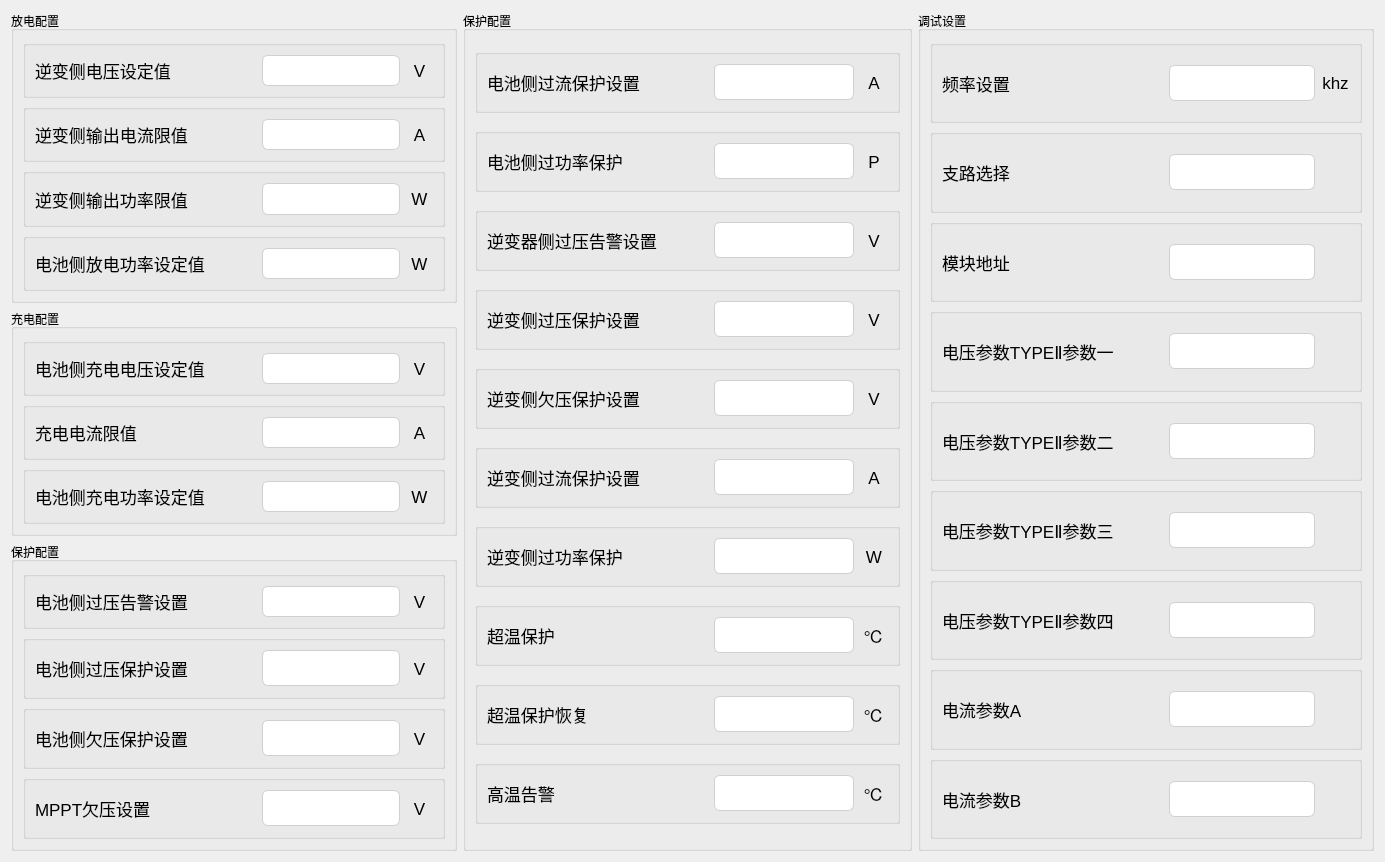
Curtain-Wang/ModbusApp, file tformconfig1.ui: the form before one commit.
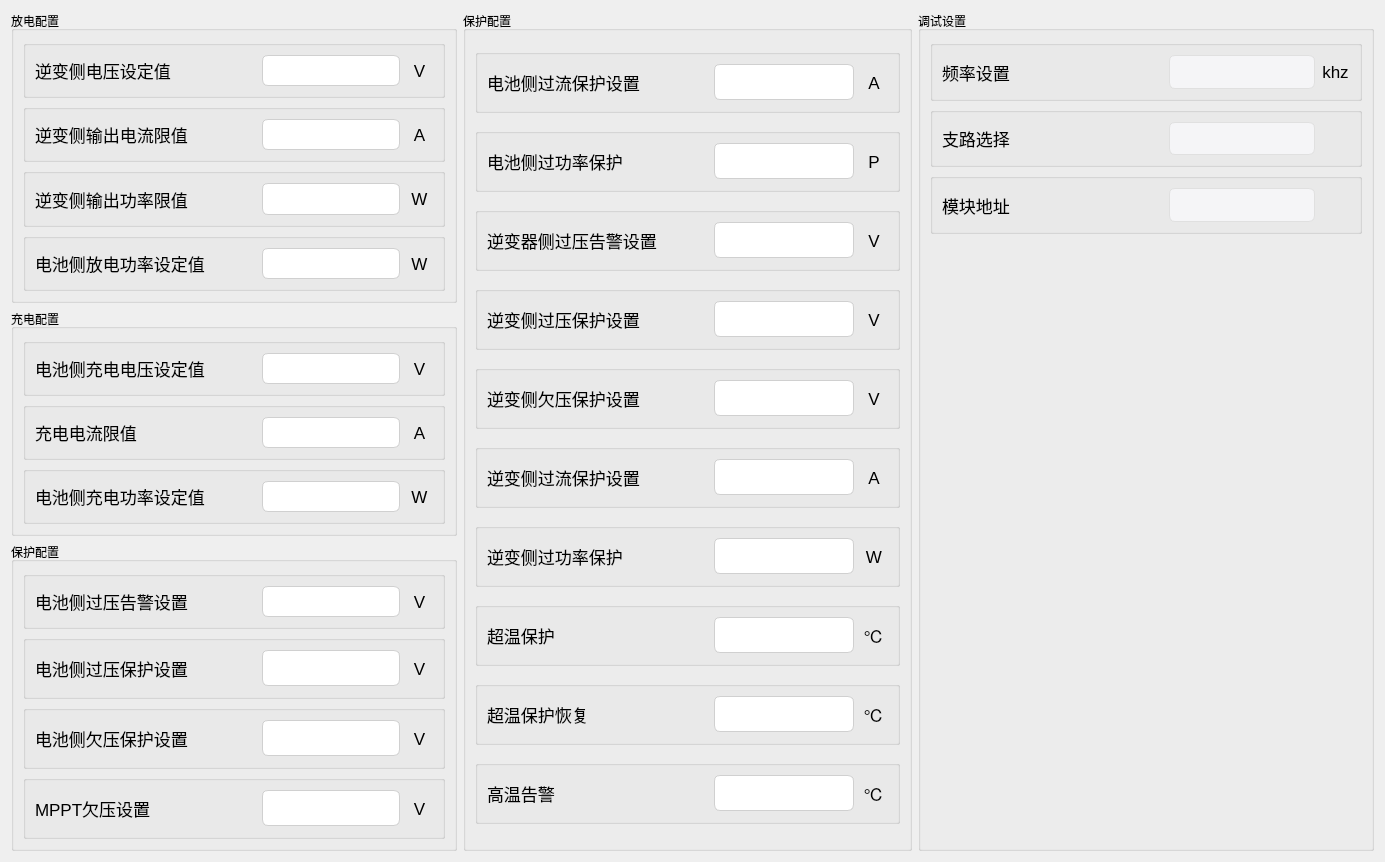
The form after the commit. Custom widgets are drawn as their Qt base class.

Patch:
```diff
--- a/tformconfig1.ui
+++ b/tformconfig1.ui
@@ -13,7 +13,7 @@
   <property name="windowTitle">
    <string>Form</string>
   </property>
-  <layout class="QGridLayout" name="gridLayout_2">
+  <layout class="QGridLayout" name="gridLayout">
    <item row="0" column="0">
     <layout class="QVBoxLayout" name="verticalLayout_5">
      <item>
@@ -2210,204 +2210,8 @@
      <property name="title">
       <string>调试设置</string>
      </property>
-     <layout class="QGridLayout" name="gridLayout">
-      <item row="4" column="0">
-       <widget class="QGroupBox" name="groupBox_29">
-        <property name="title">
-         <string/>
-        </property>
-        <layout class="QHBoxLayout" name="horizontalLayout_37" stretch="7,5,1">
-         <item>
-          <widget class="QLabel" name="label_73">
-           <property name="minimumSize">
-            <size>
-             <width>221</width>
-             <height>31</height>
-            </size>
-           </property>
-           <property name="font">
-            <font>
-             <pointsize>13</pointsize>
-            </font>
-           </property>
-           <property name="text">
-            <string>电压参数TYPEⅡ参数二</string>
-           </property>
-           <property name="alignment">
-            <set>Qt::AlignLeading|Qt::AlignLeft|Qt::AlignVCenter</set>
-           </property>
-          </widget>
-         </item>
-         <item>
-          <widget class="MyLineEdit" name="h17185">
-           <property name="enabled">
-            <bool>true</bool>
-           </property>
-           <property name="minimumSize">
-            <size>
-             <width>0</width>
-             <height>31</height>
-            </size>
-           </property>
-           <property name="styleSheet">
-            <string notr="true">QLineEdit {
-    /* 苹果风格的数据展示LineEdit */
-    border: 1px solid #D0D0D0;                  /* 浅灰色边框，模仿macOS的细边框 */
-    border-radius: 6px;                         /* 圆角，符合macOS设计 */
-    padding: 8px 12px;                         /* 内边距，提供舒适的阅读空间 */
-    background-color: #FFFFFF;                 /* 白色背景 */
-    color: #333333;                            /* 深灰色文字，提高可读性 */
-    font-family: &quot;SF Pro Text&quot;, &quot;Helvetica Neue&quot;, &quot;Lucida Grande&quot;, sans-serif; /* macOS系统字体栈 */
-    font-size: 14px;                           /* 默认字体大小 */
-    selection-background-color: #007AFF;       /* 选中文本高亮色 (macOS蓝色) */
-    selection-color: #FFFFFF;                  /* 选中文本颜色 (白色) */
-
-    /* 只读状态下的特殊样式 */
-    /* 注意：Qt中通常使用 setReadOnly(true) 来实现只读，但QSS可以定义其外观 */
-}
-
-/* 当LineEdit获得焦点时 (对于数据展示框，如果不需要焦点效果，可以省略或弱化) */
-QLineEdit:focus {
-    border: 1px solid #007AFF;                 /* 获得焦点时边框变为蓝色 */
-    /* 如果作为纯展示框，也可以移除焦点边框变化 */
-    /* border: 1px solid #D0D0D0; */
-}
-
-/* 禁用状态下的样式 (如果用于展示不可变数据) */
-QLineEdit:disabled {
-    background-color: #F5F5F7;                 /* macOS禁用元素背景色 */
-    color: #A0A0A0;                            /* 禁用文字颜色 */
-    border: 1px solid #E0E0E0;                 /* 禁用边框颜色 */
-}</string>
-           </property>
-           <property name="readOnly">
-            <bool>true</bool>
-           </property>
-          </widget>
-         </item>
-         <item>
-          <widget class="QLabel" name="label_74">
-           <property name="minimumSize">
-            <size>
-             <width>0</width>
-             <height>31</height>
-            </size>
-           </property>
-           <property name="font">
-            <font>
-             <pointsize>13</pointsize>
-            </font>
-           </property>
-           <property name="text">
-            <string/>
-           </property>
-           <property name="alignment">
-            <set>Qt::AlignCenter</set>
-           </property>
-          </widget>
-         </item>
-        </layout>
-       </widget>
-      </item>
-      <item row="5" column="0">
-       <widget class="QGroupBox" name="groupBox_30">
-        <property name="title">
-         <string/>
-        </property>
-        <layout class="QHBoxLayout" name="horizontalLayout_38" stretch="7,5,1">
-         <item>
-          <widget class="QLabel" name="label_75">
-           <property name="minimumSize">
-            <size>
-             <width>221</width>
-             <height>31</height>
-            </size>
-           </property>
-           <property name="font">
-            <font>
-             <pointsize>13</pointsize>
-            </font>
-           </property>
-           <property name="text">
-            <string>电压参数TYPEⅡ参数三</string>
-           </property>
-           <property name="alignment">
-            <set>Qt::AlignLeading|Qt::AlignLeft|Qt::AlignVCenter</set>
-           </property>
-          </widget>
-         </item>
-         <item>
-          <widget class="MyLineEdit" name="h17187">
-           <property name="enabled">
-            <bool>true</bool>
-           </property>
-           <property name="minimumSize">
-            <size>
-             <width>0</width>
-             <height>31</height>
-            </size>
-           </property>
-           <property name="styleSheet">
-            <string notr="true">QLineEdit {
-    /* 苹果风格的数据展示LineEdit */
-    border: 1px solid #D0D0D0;                  /* 浅灰色边框，模仿macOS的细边框 */
-    border-radius: 6px;                         /* 圆角，符合macOS设计 */
-    padding: 8px 12px;                         /* 内边距，提供舒适的阅读空间 */
-    background-color: #FFFFFF;                 /* 白色背景 */
-    color: #333333;                            /* 深灰色文字，提高可读性 */
-    font-family: &quot;SF Pro Text&quot;, &quot;Helvetica Neue&quot;, &quot;Lucida Grande&quot;, sans-serif; /* macOS系统字体栈 */
-    font-size: 14px;                           /* 默认字体大小 */
-    selection-background-color: #007AFF;       /* 选中文本高亮色 (macOS蓝色) */
-    selection-color: #FFFFFF;                  /* 选中文本颜色 (白色) */
-
-    /* 只读状态下的特殊样式 */
-    /* 注意：Qt中通常使用 setReadOnly(true) 来实现只读，但QSS可以定义其外观 */
-}
-
-/* 当LineEdit获得焦点时 (对于数据展示框，如果不需要焦点效果，可以省略或弱化) */
-QLineEdit:focus {
-    border: 1px solid #007AFF;                 /* 获得焦点时边框变为蓝色 */
-    /* 如果作为纯展示框，也可以移除焦点边框变化 */
-    /* border: 1px solid #D0D0D0; */
-}
-
-/* 禁用状态下的样式 (如果用于展示不可变数据) */
-QLineEdit:disabled {
-    background-color: #F5F5F7;                 /* macOS禁用元素背景色 */
-    color: #A0A0A0;                            /* 禁用文字颜色 */
-    border: 1px solid #E0E0E0;                 /* 禁用边框颜色 */
-}</string>
-           </property>
-           <property name="readOnly">
-            <bool>true</bool>
-           </property>
-          </widget>
-         </item>
-         <item>
-          <widget class="QLabel" name="label_76">
-           <property name="minimumSize">
-            <size>
-             <width>0</width>
-             <height>31</height>
-            </size>
-           </property>
-           <property name="font">
-            <font>
-             <pointsize>13</pointsize>
-            </font>
-           </property>
-           <property name="text">
-            <string/>
-           </property>
-           <property name="alignment">
-            <set>Qt::AlignCenter</set>
-           </property>
-          </widget>
-         </item>
-        </layout>
-       </widget>
-      </item>
-      <item row="0" column="0">
+     <layout class="QVBoxLayout" name="verticalLayout_6">
+      <item>
        <widget class="QGroupBox" name="groupBox_26">
         <property name="title">
          <string/>
@@ -2437,7 +2241,7 @@
          <item>
           <widget class="MyLineEdit" name="h17154">
            <property name="enabled">
-            <bool>true</bool>
+            <bool>false</bool>
            </property>
            <property name="minimumSize">
             <size>
@@ -2505,105 +2309,7 @@
         </layout>
        </widget>
       </item>
-      <item row="8" column="0">
-       <widget class="QGroupBox" name="groupBox_31">
-        <property name="title">
-         <string/>
-        </property>
-        <layout class="QHBoxLayout" name="horizontalLayout_39" stretch="7,5,1">
-         <item>
-          <widget class="QLabel" name="label_77">
-           <property name="minimumSize">
-            <size>
-             <width>221</width>
-             <height>31</height>
-            </size>
-           </property>
-           <property name="font">
-            <font>
-             <pointsize>13</pointsize>
-            </font>
-           </property>
-           <property name="text">
-            <string>电流参数B</string>
-           </property>
-           <property name="alignment">
-            <set>Qt::AlignLeading|Qt::AlignLeft|Qt::AlignVCenter</set>
-           </property>
-          </widget>
-         </item>
-         <item>
-          <widget class="MyLineEdit" name="h17193">
-           <property name="enabled">
-            <bool>true</bool>
-           </property>
-           <property name="minimumSize">
-            <size>
-             <width>0</width>
-             <height>31</height>
-            </size>
-           </property>
-           <property name="styleSheet">
-            <string notr="true">QLineEdit {
-    /* 苹果风格的数据展示LineEdit */
-    border: 1px solid #D0D0D0;                  /* 浅灰色边框，模仿macOS的细边框 */
-    border-radius: 6px;                         /* 圆角，符合macOS设计 */
-    padding: 8px 12px;                         /* 内边距，提供舒适的阅读空间 */
-    background-color: #FFFFFF;                 /* 白色背景 */
-    color: #333333;                            /* 深灰色文字，提高可读性 */
-    font-family: &quot;SF Pro Text&quot;, &quot;Helvetica Neue&quot;, &quot;Lucida Grande&quot;, sans-serif; /* macOS系统字体栈 */
-    font-size: 14px;                           /* 默认字体大小 */
-    selection-background-color: #007AFF;       /* 选中文本高亮色 (macOS蓝色) */
-    selection-color: #FFFFFF;                  /* 选中文本颜色 (白色) */
-
-    /* 只读状态下的特殊样式 */
-    /* 注意：Qt中通常使用 setReadOnly(true) 来实现只读，但QSS可以定义其外观 */
-}
-
-/* 当LineEdit获得焦点时 (对于数据展示框，如果不需要焦点效果，可以省略或弱化) */
-QLineEdit:focus {
-    border: 1px solid #007AFF;                 /* 获得焦点时边框变为蓝色 */
-    /* 如果作为纯展示框，也可以移除焦点边框变化 */
-    /* border: 1px solid #D0D0D0; */
-}
-
-/* 禁用状态下的样式 (如果用于展示不可变数据) */
-QLineEdit:disabled {
-    background-color: #F5F5F7;                 /* macOS禁用元素背景色 */
-    color: #A0A0A0;                            /* 禁用文字颜色 */
-    border: 1px solid #E0E0E0;                 /* 禁用边框颜色 */
-}</string>
-           </property>
-           <property name="readOnly">
-            <bool>true</bool>
-           </property>
-          </widget>
-         </item>
-         <item>
-          <widget class="QLabel" name="label_78">
-           <property name="minimumSize">
-            <size>
-             <width>0</width>
-             <height>31</height>
-            </size>
-           </property>
-           <property name="font">
-            <font>
-             <pointsize>13</pointsize>
-            </font>
-           </property>
-           <property name="text">
-            <string/>
-           </property>
-           <property name="alignment">
-            <set>Qt::AlignCenter</set>
-           </property>
-          </widget>
-         </item>
-        </layout>
-       </widget>
-      </item>
-      <item row="1" column="0">
+      <item>
        <widget class="QGroupBox" name="groupBox_27">
         <property name="title">
          <string/>
@@ -2633,7 +2339,7 @@
          <item>
           <widget class="MyLineEdit" name="h17155">
            <property name="enabled">
-            <bool>true</bool>
+            <bool>false</bool>
            </property>
            <property name="minimumSize">
             <size>
@@ -2701,301 +2407,7 @@
         </layout>
        </widget>
       </item>
-      <item row="3" column="0">
-       <widget class="QGroupBox" name="groupBox_28">
-        <property name="title">
-         <string/>
-        </property>
-        <layout class="QHBoxLayout" name="horizontalLayout_36" stretch="7,5,1">
-         <item>
-          <widget class="QLabel" name="label_71">
-           <property name="minimumSize">
-            <size>
-             <width>221</width>
-             <height>31</height>
-            </size>
-           </property>
-           <property name="font">
-            <font>
-             <pointsize>13</pointsize>
-            </font>
-           </property>
-           <property name="text">
-            <string>电压参数TYPEⅡ参数一</string>
-           </property>
-           <property name="alignment">
-            <set>Qt::AlignLeading|Qt::AlignLeft|Qt::AlignVCenter</set>
-           </property>
-          </widget>
-         </item>
-         <item>
-          <widget class="MyLineEdit" name="h17183">
-           <property name="enabled">
-            <bool>true</bool>
-           </property>
-           <property name="minimumSize">
-            <size>
-             <width>0</width>
-             <height>31</height>
-            </size>
-           </property>
-           <property name="styleSheet">
-            <string notr="true">QLineEdit {
-    /* 苹果风格的数据展示LineEdit */
-    border: 1px solid #D0D0D0;                  /* 浅灰色边框，模仿macOS的细边框 */
-    border-radius: 6px;                         /* 圆角，符合macOS设计 */
-    padding: 8px 12px;                         /* 内边距，提供舒适的阅读空间 */
-    background-color: #FFFFFF;                 /* 白色背景 */
-    color: #333333;                            /* 深灰色文字，提高可读性 */
-    font-family: &quot;SF Pro Text&quot;, &quot;Helvetica Neue&quot;, &quot;Lucida Grande&quot;, sans-serif; /* macOS系统字体栈 */
-    font-size: 14px;                           /* 默认字体大小 */
-    selection-background-color: #007AFF;       /* 选中文本高亮色 (macOS蓝色) */
-    selection-color: #FFFFFF;                  /* 选中文本颜色 (白色) */
-
-    /* 只读状态下的特殊样式 */
-    /* 注意：Qt中通常使用 setReadOnly(true) 来实现只读，但QSS可以定义其外观 */
-}
-
-/* 当LineEdit获得焦点时 (对于数据展示框，如果不需要焦点效果，可以省略或弱化) */
-QLineEdit:focus {
-    border: 1px solid #007AFF;                 /* 获得焦点时边框变为蓝色 */
-    /* 如果作为纯展示框，也可以移除焦点边框变化 */
-    /* border: 1px solid #D0D0D0; */
-}
-
-/* 禁用状态下的样式 (如果用于展示不可变数据) */
-QLineEdit:disabled {
-    background-color: #F5F5F7;                 /* macOS禁用元素背景色 */
-    color: #A0A0A0;                            /* 禁用文字颜色 */
-    border: 1px solid #E0E0E0;                 /* 禁用边框颜色 */
-}</string>
-           </property>
-           <property name="readOnly">
-            <bool>true</bool>
-           </property>
-          </widget>
-         </item>
-         <item>
-          <widget class="QLabel" name="label_72">
-           <property name="minimumSize">
-            <size>
-             <width>0</width>
-             <height>31</height>
-            </size>
-           </property>
-           <property name="font">
-            <font>
-             <pointsize>13</pointsize>
-            </font>
-           </property>
-           <property name="text">
-            <string/>
-           </property>
-           <property name="alignment">
-            <set>Qt::AlignCenter</set>
-           </property>
-          </widget>
-         </item>
-        </layout>
-       </widget>
-      </item>
-      <item row="7" column="0">
-       <widget class="QGroupBox" name="groupBox_32">
-        <property name="title">
-         <string/>
-        </property>
-        <layout class="QHBoxLayout" name="horizontalLayout_40" stretch="7,5,1">
-         <item>
-          <widget class="QLabel" name="label_79">
-           <property name="minimumSize">
-            <size>
-             <width>221</width>
-             <height>31</height>
-            </size>
-           </property>
-           <property name="font">
-            <font>
-             <pointsize>13</pointsize>
-            </font>
-           </property>
-           <property name="text">
-            <string>电流参数A</string>
-           </property>
-           <property name="alignment">
-            <set>Qt::AlignLeading|Qt::AlignLeft|Qt::AlignVCenter</set>
-           </property>
-          </widget>
-         </item>
-         <item>
-          <widget class="MyLineEdit" name="h17191">
-           <property name="enabled">
-            <bool>true</bool>
-           </property>
-           <property name="minimumSize">
-            <size>
-             <width>0</width>
-             <height>31</height>
-            </size>
-           </property>
-           <property name="styleSheet">
-            <string notr="true">QLineEdit {
-    /* 苹果风格的数据展示LineEdit */
-    border: 1px solid #D0D0D0;                  /* 浅灰色边框，模仿macOS的细边框 */
-    border-radius: 6px;                         /* 圆角，符合macOS设计 */
-    padding: 8px 12px;                         /* 内边距，提供舒适的阅读空间 */
-    background-color: #FFFFFF;                 /* 白色背景 */
-    color: #333333;                            /* 深灰色文字，提高可读性 */
-    font-family: &quot;SF Pro Text&quot;, &quot;Helvetica Neue&quot;, &quot;Lucida Grande&quot;, sans-serif; /* macOS系统字体栈 */
-    font-size: 14px;                           /* 默认字体大小 */
-    selection-background-color: #007AFF;       /* 选中文本高亮色 (macOS蓝色) */
-    selection-color: #FFFFFF;                  /* 选中文本颜色 (白色) */
-
-    /* 只读状态下的特殊样式 */
-    /* 注意：Qt中通常使用 setReadOnly(true) 来实现只读，但QSS可以定义其外观 */
-}
-
-/* 当LineEdit获得焦点时 (对于数据展示框，如果不需要焦点效果，可以省略或弱化) */
-QLineEdit:focus {
-    border: 1px solid #007AFF;                 /* 获得焦点时边框变为蓝色 */
-    /* 如果作为纯展示框，也可以移除焦点边框变化 */
-    /* border: 1px solid #D0D0D0; */
-}
-
-/* 禁用状态下的样式 (如果用于展示不可变数据) */
-QLineEdit:disabled {
-    background-color: #F5F5F7;                 /* macOS禁用元素背景色 */
-    color: #A0A0A0;                            /* 禁用文字颜色 */
-    border: 1px solid #E0E0E0;                 /* 禁用边框颜色 */
-}</string>
-           </property>
-           <property name="readOnly">
-            <bool>true</bool>
-           </property>
-          </widget>
-         </item>
-         <item>
-          <widget class="QLabel" name="label_80">
-           <property name="minimumSize">
-            <size>
-             <width>0</width>
-             <height>31</height>
-            </size>
-           </property>
-           <property name="font">
-            <font>
-             <pointsize>13</pointsize>
-            </font>
-           </property>
-           <property name="text">
-            <string/>
-           </property>
-           <property name="alignment">
-            <set>Qt::AlignCenter</set>
-           </property>
-          </widget>
-         </item>
-        </layout>
-       </widget>
-      </item>
-      <item row="6" column="0">
-       <widget class="QGroupBox" name="groupBox_33">
-        <property name="title">
-         <string/>
-        </property>
-        <layout class="QHBoxLayout" name="horizontalLayout_41" stretch="7,5,1">
-         <item>
-          <widget class="QLabel" name="label_81">
-           <property name="minimumSize">
-            <size>
-             <width>221</width>
-             <height>31</height>
-            </size>
-           </property>
-           <property name="font">
-            <font>
-             <pointsize>13</pointsize>
-            </font>
-           </property>
-           <property name="text">
-            <string>电压参数TYPEⅡ参数四</string>
-           </property>
-           <property name="alignment">
-            <set>Qt::AlignLeading|Qt::AlignLeft|Qt::AlignVCenter</set>
-           </property>
-          </widget>
-         </item>
-         <item>
-          <widget class="MyLineEdit" name="h17189">
-           <property name="enabled">
-            <bool>true</bool>
-           </property>
-           <property name="minimumSize">
-            <size>
-             <width>0</width>
-             <height>31</height>
-            </size>
-           </property>
-           <property name="styleSheet">
-            <string notr="true">QLineEdit {
-    /* 苹果风格的数据展示LineEdit */
-    border: 1px solid #D0D0D0;                  /* 浅灰色边框，模仿macOS的细边框 */
-    border-radius: 6px;                         /* 圆角，符合macOS设计 */
-    padding: 8px 12px;                         /* 内边距，提供舒适的阅读空间 */
-    background-color: #FFFFFF;                 /* 白色背景 */
-    color: #333333;                            /* 深灰色文字，提高可读性 */
-    font-family: &quot;SF Pro Text&quot;, &quot;Helvetica Neue&quot;, &quot;Lucida Grande&quot;, sans-serif; /* macOS系统字体栈 */
-    font-size: 14px;                           /* 默认字体大小 */
-    selection-background-color: #007AFF;       /* 选中文本高亮色 (macOS蓝色) */
-    selection-color: #FFFFFF;                  /* 选中文本颜色 (白色) */
-
-    /* 只读状态下的特殊样式 */
-    /* 注意：Qt中通常使用 setReadOnly(true) 来实现只读，但QSS可以定义其外观 */
-}
-
-/* 当LineEdit获得焦点时 (对于数据展示框，如果不需要焦点效果，可以省略或弱化) */
-QLineEdit:focus {
-    border: 1px solid #007AFF;                 /* 获得焦点时边框变为蓝色 */
-    /* 如果作为纯展示框，也可以移除焦点边框变化 */
-    /* border: 1px solid #D0D0D0; */
-}
-
-/* 禁用状态下的样式 (如果用于展示不可变数据) */
-QLineEdit:disabled {
-    background-color: #F5F5F7;                 /* macOS禁用元素背景色 */
-    color: #A0A0A0;                            /* 禁用文字颜色 */
-    border: 1px solid #E0E0E0;                 /* 禁用边框颜色 */
-}</string>
-           </property>
-           <property name="readOnly">
-            <bool>true</bool>
-           </property>
-          </widget>
-         </item>
-         <item>
-          <widget class="QLabel" name="label_82">
-           <property name="minimumSize">
-            <size>
-             <width>0</width>
-             <height>31</height>
-            </size>
-           </property>
-           <property name="font">
-            <font>
-             <pointsize>13</pointsize>
-            </font>
-           </property>
-           <property name="text">
-            <string/>
-           </property>
-           <property name="alignment">
-            <set>Qt::AlignCenter</set>
-           </property>
-          </widget>
-         </item>
-        </layout>
-       </widget>
-      </item>
-      <item row="2" column="0">
+      <item>
        <widget class="QGroupBox" name="groupBox_35">
         <property name="title">
          <string/>
@@ -3025,7 +2437,7 @@
          <item>
           <widget class="MyLineEdit" name="h17195">
            <property name="enabled">
-            <bool>true</bool>
+            <bool>false</bool>
            </property>
            <property name="minimumSize">
             <size>
@@ -3093,6 +2505,19 @@
         </layout>
        </widget>
       </item>
+      <item>
+       <spacer name="verticalSpacer">
+        <property name="orientation">
+         <enum>Qt::Vertical</enum>
+        </property>
+        <property name="sizeHint" stdset="0">
+         <size>
+          <width>20</width>
+          <height>607</height>
+         </size>
+        </property>
+       </spacer>
+      </item>
      </layout>
     </widget>
    </item>
```
